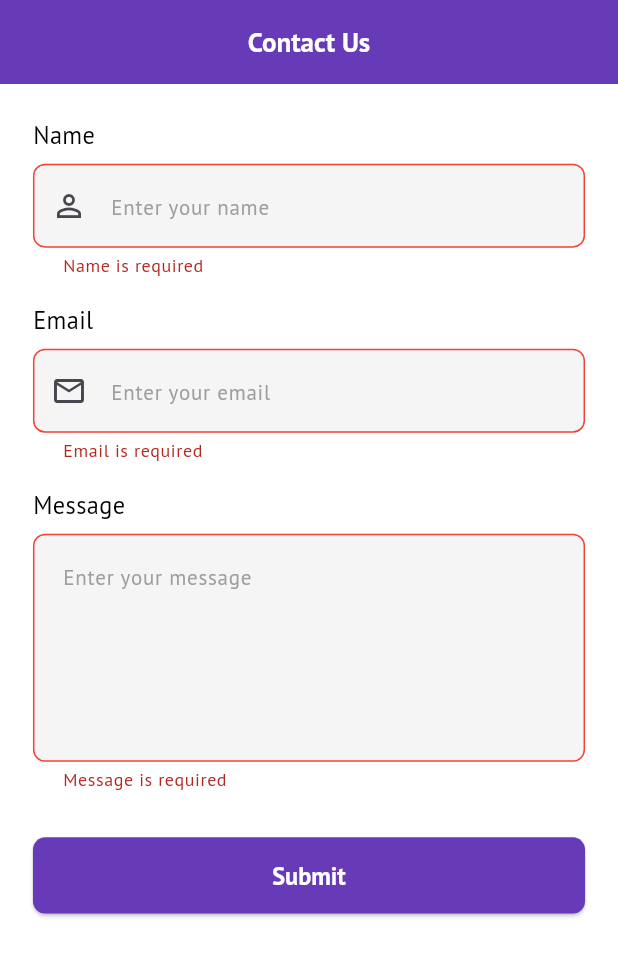
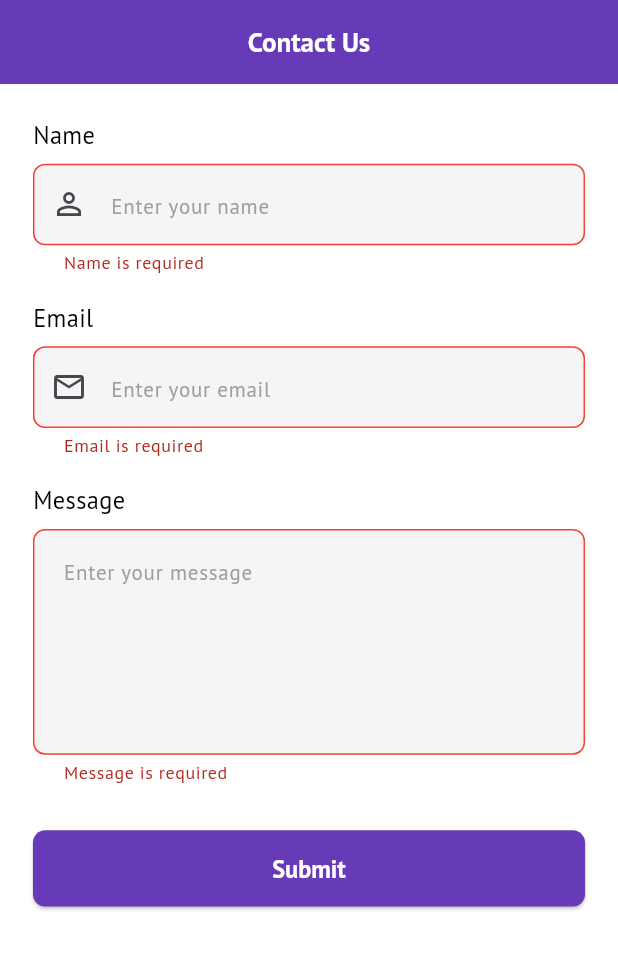
Before and after one commit to deepakSoftRadixNew/preptly_demo, a Flutter app: the screen it shows after launch, after a tap on "Submit", on a phone screen of 412 x 824 dp. Shown: the top 956 px of the screen. Run offline on Flutter 3.47's test engine with Material 3 defaults, Android fonts, the phone set to English and light mode, and no system bars; our stand-ins replace equatable, flutter_bloc, flutter_screenutil, get_it, go_router, google_fonts and 1 more.

Commit message:
Enhance contact form validation and UI
- Updated validation messages in AppStrings for clarity and consistency.
- Added emoji detection in ContactUsCubit to prevent emoji usage in name, email, and message fields.
- Improved input field decoration in ContactUsView for better user experience with consistent padding and border styling.

```diff
--- a/lib/core/constants/app_strings.dart
+++ b/lib/core/constants/app_strings.dart
@@ -15,16 +15,18 @@ class AppStrings {
   static const String enterName = 'Enter your name';
   static const String enterEmail = 'Enter your email';
   static const String enterMessage = 'Enter your message';
-  static const String formSubmittedSuccessfully = 'Form submitted successfully!';
+  static const String formSubmittedSuccessfully =
+      'Your message has been sent successfully. We will get back to you soon.';
 
   // Validation Messages
   static const String nameRequired = 'Name is required';
-  static const String nameTooShort = 'Name should be at least 2 characters';
+  static const String nameTooShort = 'Name must be at least 2 characters';
   static const String nameInvalidChars = 'Name contains invalid characters';
   static const String emailRequired = 'Email is required';
-  static const String invalidEmail = 'Please enter a valid email';
+  static const String invalidEmail = 'Please enter a valid email address';
   static const String messageRequired = 'Message is required';
-  static const String messageTooShort = 'Message should be at least 10 words';
+  static const String messageTooShort = 'Message must be at least 10 words';
+  static const String emojiNotAllowed = 'Emojis are not allowed';
 
   // API & Network
   static const String contactUsEndpoint = '/contact-us';
--- a/lib/features/contact_us/cubit/contact_us_cubit.dart
+++ b/lib/features/contact_us/cubit/contact_us_cubit.dart
@@ -26,6 +26,11 @@ class ContactUsCubit extends Cubit<ContactUsState> {
   static const int minNameLength = 2;
   static const int minMessageWords = 10;
 
+  // Emoji regex pattern to detect emojis
+  static final RegExp _emojiRegExp = RegExp(
+    r'(\u00a9|\u00ae|[\u2000-\u3300]|\ud83c[\ud000-\udfff]|\ud83d[\ud000-\udfff]|\ud83e[\ud000-\udfff])',
+  );
+
   /// Creates a ContactUsCubit with injected dependencies
   ContactUsCubit(this._apiService) : super(const ContactUsState());
 
@@ -49,10 +54,20 @@ class ContactUsCubit extends Cubit<ContactUsState> {
     FocusScope.of(context).requestFocus(nextFocus);
   }
 
+  // Check if text contains emojis
+  bool _containsEmoji(String text) {
+    return _emojiRegExp.hasMatch(text);
+  }
+
   // Validate name field
   String? validateName(String? value) {
     if (value == null || value.isEmpty) {
       return AppStrings.nameRequired;
+    }
+
+    // Check for emojis
+    if (_containsEmoji(value)) {
+      return AppStrings.emojiNotAllowed;
     }
 
     if (value.length < minNameLength) {
@@ -82,6 +97,11 @@ class ContactUsCubit extends Cubit<ContactUsState> {
       return AppStrings.emailRequired;
     }
 
+    // Check for emojis
+    if (_containsEmoji(value)) {
+      return AppStrings.emojiNotAllowed;
+    }
+
     // Simple email validation
     final emailRegex = RegExp(r'^[\w-\.]+@([\w-]+\.)+[\w-]{2,4}$');
     if (!emailRegex.hasMatch(value)) {
@@ -95,6 +115,11 @@ class ContactUsCubit extends Cubit<ContactUsState> {
   String? validateMessage(String? value) {
     if (value == null || value.isEmpty) {
       return AppStrings.messageRequired;
+    }
+
+    // Check for emojis
+    if (_containsEmoji(value)) {
+      return AppStrings.emojiNotAllowed;
     }
 
     final wordCount = value.split(' ').where((word) => word.trim().isNotEmpty).length;
--- a/lib/features/contact_us/screen/contact_us_screen.dart
+++ b/lib/features/contact_us/screen/contact_us_screen.dart
@@ -140,6 +140,8 @@ class ContactUsView extends StatelessWidget {
           decoration: InputDecoration(
             hintText: AppStrings.enterName,
             prefixIcon: const Icon(Icons.person_outline),
+            contentPadding: EdgeInsets.symmetric(vertical: 15.h, horizontal: 15.w),
+            border: OutlineInputBorder(borderRadius: BorderRadius.circular(8.r)),
           ),
           style: GoogleFonts.ptSans(fontSize: 16.sp),
           autovalidateMode: AutovalidateMode.onUserInteraction,
@@ -167,6 +169,8 @@ class ContactUsView extends StatelessWidget {
           decoration: InputDecoration(
             hintText: AppStrings.enterEmail,
             prefixIcon: const Icon(Icons.email_outlined),
+            contentPadding: EdgeInsets.symmetric(vertical: 15.h, horizontal: 15.w),
+            border: OutlineInputBorder(borderRadius: BorderRadius.circular(8.r)),
           ),
           style: GoogleFonts.ptSans(fontSize: 16.sp),
           autovalidateMode: AutovalidateMode.onUserInteraction,
@@ -196,8 +200,10 @@ class ContactUsView extends StatelessWidget {
           onChanged: cubit.updateMessageError,
           decoration: InputDecoration(
             hintText: AppStrings.enterMessage,
-            // prefixIcon: const Icon(Icons.message_outlined),
+            // No prefix icon for multiline to give more space
             alignLabelWithHint: true,
+            contentPadding: EdgeInsets.symmetric(vertical: 15.h, horizontal: 15.w),
+            border: OutlineInputBorder(borderRadius: BorderRadius.circular(8.r)),
           ),
           style: GoogleFonts.ptSans(fontSize: 16.sp),
           autovalidateMode: AutovalidateMode.onUserInteraction,
```
